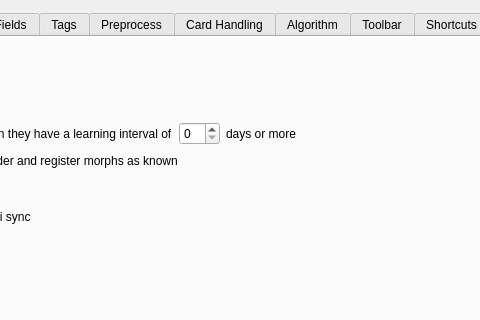
Before: the Qt Designer form ankimorphs/ui/settings_dialog.ui in mortii/anki-morphs, drawn with Qt 5; both pictures show x 213 to 693 and y 0 to 320 of the 920 by 495 pixel window.
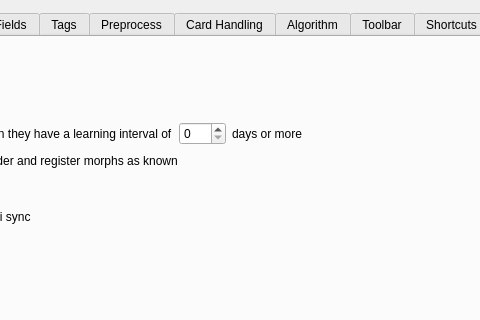
After: the same form once the commit is applied.

Commit message: increased recalc inverval spinbox max value

Diff of the .ui file:
```diff
--- a/ankimorphs/ui/settings_dialog.ui
+++ b/ankimorphs/ui/settings_dialog.ui
@@ -133,7 +133,11 @@
               </widget>
              </item>
              <item>
-              <widget class="QSpinBox" name="recalcIntervalSpinBox"/>
+              <widget class="QSpinBox" name="recalcIntervalSpinBox">
+               <property name="maximum">
+                <number>999</number>
+               </property>
+              </widget>
              </item>
              <item>
               <widget class="QLabel" name="label_17">
```
The commit also changes 2 other files.
